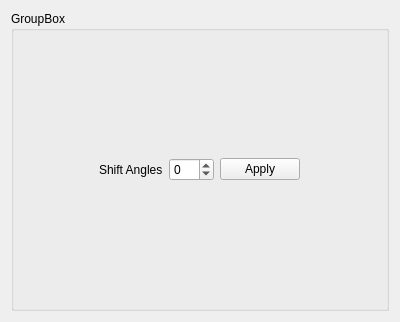
Old version of the form gui/scenarios/strengthfunctionconfig.ui in the repository conejoo/Escenarios.
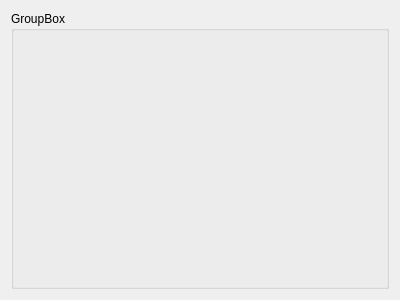
New version of the form.

```diff
--- a/gui/scenarios/strengthfunctionconfig.ui
+++ b/gui/scenarios/strengthfunctionconfig.ui
@@ -10,78 +10,16 @@
     <height>300</height>
    </rect>
   </property>
-  <property name="sizePolicy">
-   <sizepolicy hsizetype="Preferred" vsizetype="Minimum">
-    <horstretch>0</horstretch>
-    <verstretch>0</verstretch>
-   </sizepolicy>
-  </property>
   <property name="windowTitle">
    <string>Form</string>
   </property>
   <layout class="QVBoxLayout" name="verticalLayout">
    <item>
     <widget class="QGroupBox" name="groupBox">
-     <property name="minimumSize">
-      <size>
-       <width>0</width>
-       <height>300</height>
-      </size>
-     </property>
      <property name="title">
       <string>GroupBox</string>
      </property>
-     <layout class="QHBoxLayout" name="horizontalLayout">
-      <item>
-       <layout class="QVBoxLayout" name="verticalLayout_2">
-        <item>
-         <widget class="QWidget" name="widget" native="true">
-          <property name="sizePolicy">
-           <sizepolicy hsizetype="Preferred" vsizetype="Fixed">
-            <horstretch>0</horstretch>
-            <verstretch>0</verstretch>
-           </sizepolicy>
-          </property>
-          <layout class="QHBoxLayout" name="horizontalLayout_2">
-           <item>
-            <widget class="QLabel" name="label">
-             <property name="sizePolicy">
-              <sizepolicy hsizetype="Fixed" vsizetype="Minimum">
-               <horstretch>0</horstretch>
-               <verstretch>0</verstretch>
-              </sizepolicy>
-             </property>
-             <property name="text">
-              <string>Shift Angles</string>
-             </property>
-            </widget>
-           </item>
-           <item>
-            <widget class="QSpinBox" name="angleShiftSpinBox">
-             <property name="minimum">
-              <number>-90</number>
-             </property>
-             <property name="maximum">
-              <number>90</number>
-             </property>
-            </widget>
-           </item>
-           <item>
-            <widget class="QPushButton" name="applyAngleShiftButton">
-             <property name="text">
-              <string>Apply</string>
-             </property>
-            </widget>
-           </item>
-          </layout>
-         </widget>
-        </item>
-        <item>
-         <layout class="QGridLayout" name="valueGrid"/>
-        </item>
-       </layout>
-      </item>
-     </layout>
+     <layout class="QHBoxLayout" name="horizontalLayout"/>
     </widget>
    </item>
   </layout>
```
